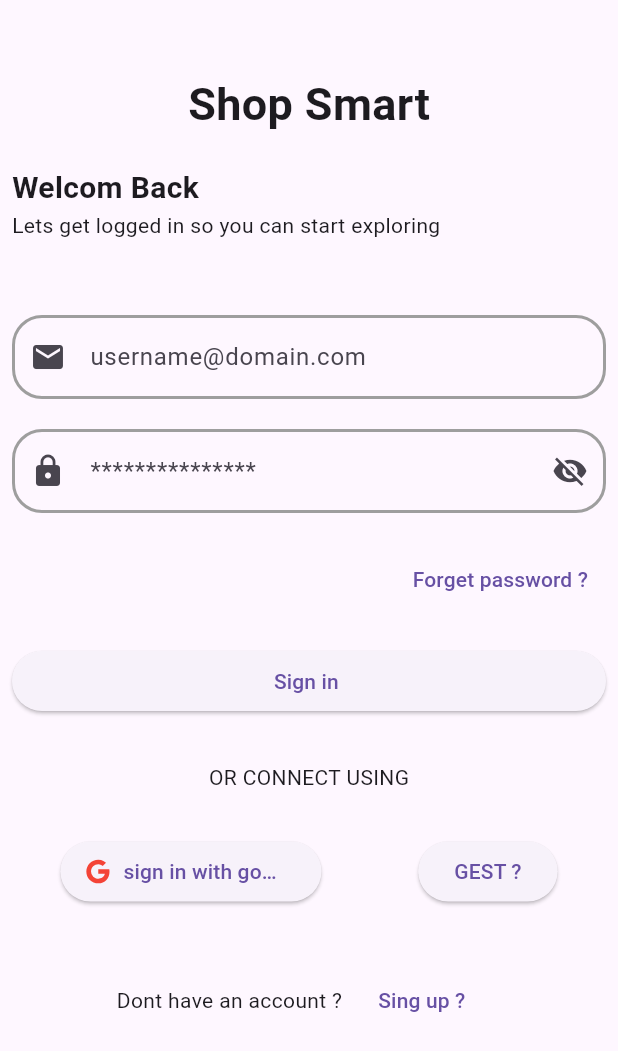
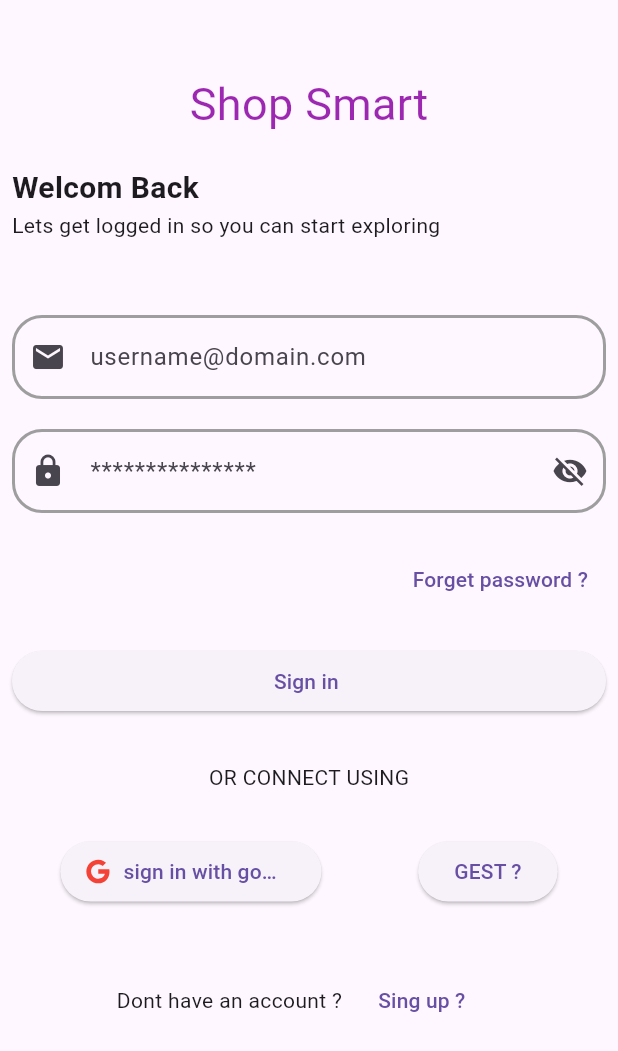
Before and after one commit to HussienAboSoker/shop_smart_users, a Flutter app: the screen it shows after launch, on a phone screen of 412 x 824 dp. Shown: the top 1051 px of the screen. Run offline on Flutter 3.47's test engine with Material 3 defaults, Android fonts, the phone set to English and light mode, and no system bars; drawn by our look-alikes of shimmer; our stand-ins replace card_swiper, fancy_shimmer_image, google_fonts, image_picker, ionicons, shared_preferences; missing offline and left inert: dynamic_height_grid_view.

Commit message:
add shimer app name

```diff
--- a/lib/constants/appconstant.dart
+++ b/lib/constants/appconstant.dart
@@ -24,6 +24,6 @@ class AppContsants {
     Catigorymodel(id: ImagePath.pc, name: "pc", image: ImagePath.pc),
     Catigorymodel(
         id: ImagePath.shapes, name: "shapes", image: ImagePath.shapes),
-    Catigorymodel(id: ImagePath.watch, name: "whatch", image: ImagePath.watch),
+    Catigorymodel(id: ImagePath.watch, name: "watch", image: ImagePath.watch),
   ];
 }
--- a/lib/constants/appthem.dart
+++ b/lib/constants/appthem.dart
@@ -5,6 +5,7 @@ class AppThemes {
   static ThemeData themeData(
       {required bool isdarktheme, required BuildContext context}) {
     return ThemeData(
+
       inputDecorationTheme: InputDecorationTheme(
         enabledBorder: OutlineInputBorder(
           borderSide: const BorderSide(color: Colors.grey, width: 2.0),
@@ -20,7 +21,7 @@ class AppThemes {
         ),
       ),
       bottomNavigationBarTheme: BottomNavigationBarThemeData(
-        selectedItemColor:  Colors.blue,
+        selectedItemColor:  Colors.purple,
         unselectedItemColor: isdarktheme ? Colors.white : Colors.black,
       ),
       // iconTheme: IconThemeData(
@@ -39,6 +40,10 @@ class AppThemes {
       // cardColor:
       //     isdarktheme ? AppColors.darkprimary : AppColors.lightcardcolor,
       appBarTheme: AppBarTheme(
+        titleTextStyle: TextStyle(
+          color: Colors.purple,
+          fontSize: 20,
+        ),
           backgroundColor: isdarktheme
               ? AppColors.darkscafuldcolor
               : AppColors.lightscafuldcolor,
--- a/lib/screens/auth/login_screen.dart
+++ b/lib/screens/auth/login_screen.dart
@@ -6,6 +6,7 @@ import 'package:ionicons/ionicons.dart';
 import 'package:shop_smart_users/screens/auth/forgot_password_screen.dart';
 import 'package:shop_smart_users/screens/auth/sin_up_screen.dart';
 import 'package:shop_smart_users/rootscreens.dart';
+import 'package:shop_smart_users/screens/home/appname.dart';
 import 'package:shop_smart_users/services/validation.dart';
 import 'package:shop_smart_users/widget/custom_textformfiled.dart';
 import 'package:shop_smart_users/widget/text/cutom_subtitle.dart';
@@ -78,10 +79,7 @@ class _LoginScreenState extends State<LoginScreen> {
                     //Shop Smart
                     const Align(
                       alignment: Alignment.center,
-                      child: CustomTitle(
-                        label: 'Shop Smart',
-                        fontSize: 30,
-                      ),
+                      child: AppName(fontsize: 30,),
                     ),
                     const SizedBox(
                       height: 20,
--- a/lib/screens/auth/sin_up_screen.dart
+++ b/lib/screens/auth/sin_up_screen.dart
@@ -5,6 +5,7 @@ import 'package:image_picker/image_picker.dart';
 import 'package:shop_smart_users/rootscreens.dart';
 
 import 'package:shop_smart_users/screens/auth/pick_image.dart';
+import 'package:shop_smart_users/screens/home/appname.dart';
 import 'package:shop_smart_users/services/app_function.dart';
 import 'package:shop_smart_users/services/validation.dart';
 import 'package:shop_smart_users/widget/custom_textformfiled.dart';
@@ -117,10 +118,7 @@ class _SignUpScreenState extends State<SignUpScreen> {
                 //Shop Smart
                 const Align(
                   alignment: Alignment.center,
-                  child: CustomTitle(
-                    label: 'Shop Smart',
-                    fontSize: 30,
-                  ),
+                  child: AppName(fontsize: 30,),
                 ),
                 const SizedBox(
                   height: 20,
--- a/lib/screens/cart/cart_screen.dart
+++ b/lib/screens/cart/cart_screen.dart
@@ -18,6 +18,7 @@ class CartSceen extends StatelessWidget {
     return Scaffold(
       bottomSheet: const ButtomCheckout(),
       appBar: AppBar(
+
         elevation: 1,
         actions: [
           IconButton(
@@ -44,7 +45,10 @@ class CartSceen extends StatelessWidget {
         ],
         backgroundColor: Theme.of(context).scaffoldBackgroundColor,
         title: Text('Cart(${cartProvider.getcartproducts.length})'),
-        leading: Image.asset(ImagePath.shopingCart,width: 2,),
+        leading: Padding(
+            padding: const EdgeInsets.all(8.0),
+
+          child: Image.asset(ImagePath.shopingCart,width: 2,)),
       ),
       body: cartProvider.getcartproducts.isEmpty
           ? Center(
--- /dev/null
+++ b/lib/screens/home/appname.dart
@@ -0,0 +1,15 @@
+import 'package:flutter/material.dart';
+import 'package:shimmer/shimmer.dart';
+
+class AppName extends StatelessWidget {
+  const AppName({super.key,this.fontsize=20});
+  final  double   fontsize;
+  @override
+  Widget build(BuildContext context) {
+    return Shimmer.fromColors(
+      period:const Duration(seconds: 10),
+      baseColor: Colors.purple,
+      highlightColor: Colors.red
+      ,child: Text("Shop Smart",style: TextStyle(fontSize: fontsize),));
+  }
+}
--- a/lib/screens/searchscreen.dart
+++ b/lib/screens/searchscreen.dart
@@ -60,7 +60,10 @@ class _SearchScreenPageState extends State<SearchScreenPage> {
       child: Scaffold(
         appBar: AppBar(
           backgroundColor: Theme.of(context).scaffoldBackgroundColor,
-          leading: Image.asset(ImagePath.shopingCart,width: 20,height: 20,),
+          leading: Padding(
+            padding: const EdgeInsets.all(8.0),
+            child: Image.asset(ImagePath.shopingCart,width: 20,height: 20,),
+          ),
           title: Text(
              passcatigory ?? "search product"
 
--- a/lib/services/app_function.dart
+++ b/lib/services/app_function.dart
@@ -80,8 +80,8 @@ class AppFunction {
   }) {
     return TextButton(
       style: ButtonStyle(
-        backgroundColor: MaterialStateProperty.all(color),
-        foregroundColor: MaterialStateProperty.all(Colors.white),
+        backgroundColor: WidgetStateProperty.all(color),
+        foregroundColor: WidgetStateProperty.all(Colors.white),
       ),
       onPressed: onPressed,
       child: Text(label),
--- a/pubspec.yaml
+++ b/pubspec.yaml
@@ -43,6 +43,7 @@ dependencies:
   ionicons: ^0.2.2
   provider: ^6.1.1
   shared_preferences: ^2.2.2
+  shimmer: ^3.0.0
   uuid: ^4.4.0
 dev_dependencies:
 
```
Also changed, not shown: lib/screens/home/homescreen.dart (+6 -1 lines), pubspec.lock.
